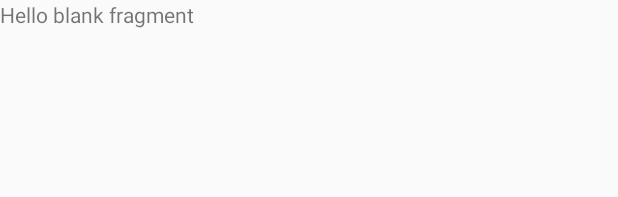
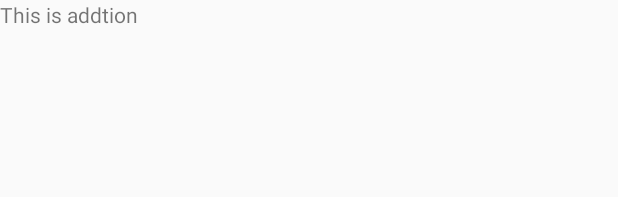
Before and after one commit to UtkrishtaBhattarai/Fragmentation, an Android app: the layout fragment_third.xml on its own in the app's theme, with its tools: preview values and no code run, on a phone screen of 412 x 824 dp. Shown: the top 197 px of the screen. Run offline under Robolectric (Android 15) with nearby library versions, the phone set to English and light mode, and no system bars.

```diff
--- a/app/src/main/java/com/example/fragmentation/fragments/SumFragment.java
+++ b/app/src/main/java/com/example/fragmentation/fragments/ThirdFragment.java
@@ -14,10 +14,10 @@ import com.example.fragmentation.R;
 /**
  * A simple {@link Fragment} subclass.
  */
-public class SumFragment extends Fragment {
+public class ThirdFragment extends Fragment {
 
 
-    public SumFragment() {
+    public ThirdFragment() {
         // Required empty public constructor
     }
 
--- a/app/src/main/res/layout/fragment_third.xml
+++ b/app/src/main/res/layout/fragment_third.xml
@@ -1,14 +1,14 @@
 <?xml version="1.0" encoding="utf-8"?>
-<FrameLayout xmlns:android="http://schemas.android.com/apk/res/android"
+<LinearLayout xmlns:android="http://schemas.android.com/apk/res/android"
     xmlns:tools="http://schemas.android.com/tools"
     android:layout_width="match_parent"
     android:layout_height="match_parent"
-    tools:context=".fragments.SumFragment">
+    tools:context=".fragments.ThirdFragment">
 
     <!-- TODO: Update blank fragment layout -->
     <TextView
         android:layout_width="match_parent"
         android:layout_height="match_parent"
-        android:text="@string/hello_blank_fragment" />
+        android:text="This is addtion" />
 
-</FrameLayout>
+</LinearLayout>
```
Also changed, not shown: app/src/main/java/com/example/fragmentation/MainActivity.java (+19 -6 lines).
